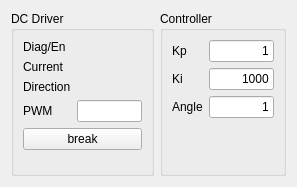
This is ui/StateWidget.ui in ivantaran/myrotator-gui as Qt 5 draws it before an edit. The edited form follows.
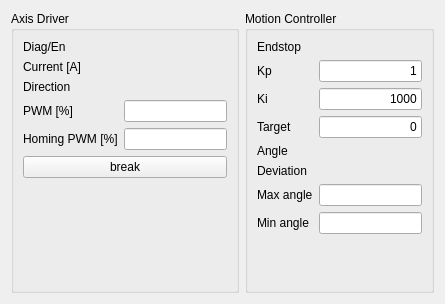
This is the edited form.

What changed in the file:
```diff
--- a/ui/StateWidget.ui
+++ b/ui/StateWidget.ui
@@ -6,8 +6,8 @@
    <rect>
     <x>0</x>
     <y>0</y>
-    <width>297</width>
-    <height>187</height>
+    <width>445</width>
+    <height>304</height>
    </rect>
   </property>
   <property name="windowTitle">
@@ -17,7 +17,7 @@
    <item>
     <widget class="QGroupBox" name="groupBox_2">
      <property name="title">
-      <string>DC Driver</string>
+      <string>Axis Driver</string>
      </property>
      <layout class="QFormLayout" name="formLayout">
       <item row="0" column="0">
@@ -40,7 +40,7 @@
       <item row="1" column="0">
        <widget class="QLabel" name="labelCurrent">
         <property name="text">
-         <string>Current</string>
+         <string>Current [A]</string>
         </property>
        </widget>
       </item>
@@ -71,7 +71,7 @@
       <item row="3" column="0">
        <widget class="QLabel" name="labelPwm">
         <property name="text">
-         <string>PWM</string>
+         <string>PWM [%]</string>
         </property>
        </widget>
       </item>
@@ -88,30 +88,64 @@
         </property>
        </widget>
       </item>
-      <item row="4" column="0" colspan="2">
+      <item row="5" column="0" colspan="2">
        <widget class="QPushButton" name="buttonMotionBrake">
         <property name="text">
          <string>break</string>
         </property>
        </widget>
       </item>
+      <item row="4" column="0">
+       <widget class="QLabel" name="labelHomingPwm">
+        <property name="text">
+         <string>Homing PWM [%]</string>
+        </property>
+       </widget>
+      </item>
+      <item row="4" column="1">
+       <widget class="QLineEdit" name="leHomingPwm">
+        <property name="sizePolicy">
+         <sizepolicy hsizetype="Preferred" vsizetype="Preferred">
+          <horstretch>0</horstretch>
+          <verstretch>0</verstretch>
+         </sizepolicy>
+        </property>
+        <property name="alignment">
+         <set>Qt::AlignRight|Qt::AlignTrailing|Qt::AlignVCenter</set>
+        </property>
+       </widget>
+      </item>
      </layout>
     </widget>
    </item>
    <item>
     <widget class="QGroupBox" name="groupBox_6">
      <property name="title">
-      <string>Controller</string>
+      <string>Motion Controller</string>
      </property>
      <layout class="QFormLayout" name="formLayout_2">
       <item row="0" column="0">
+       <widget class="QLabel" name="labelEndstop">
+        <property name="text">
+         <string>Endstop</string>
+        </property>
+       </widget>
+      </item>
+      <item row="0" column="1">
+       <widget class="QLabel" name="labelEndstopValue">
+        <property name="text">
+         <string/>
+        </property>
+       </widget>
+      </item>
+      <item row="1" column="0">
        <widget class="QLabel" name="labelKp">
         <property name="text">
          <string>Kp</string>
         </property>
        </widget>
       </item>
-      <item row="0" column="1">
+      <item row="1" column="1">
        <widget class="QLineEdit" name="leKp">
         <property name="sizePolicy">
          <sizepolicy hsizetype="Preferred" vsizetype="Preferred">
@@ -130,14 +164,14 @@
         </property>
        </widget>
       </item>
-      <item row="1" column="0">
+      <item row="2" column="0">
        <widget class="QLabel" name="labelKi">
         <property name="text">
          <string>Ki</string>
         </property>
        </widget>
       </item>
-      <item row="1" column="1">
+      <item row="2" column="1">
        <widget class="QLineEdit" name="leKi">
         <property name="sizePolicy">
          <sizepolicy hsizetype="Preferred" vsizetype="Preferred">
@@ -156,15 +190,69 @@
         </property>
        </widget>
       </item>
-      <item row="2" column="0">
-       <widget class="QLabel" name="labelAndgle">
+      <item row="3" column="0">
+       <widget class="QLabel" name="labelTarget">
+        <property name="text">
+         <string>Target</string>
+        </property>
+       </widget>
+      </item>
+      <item row="3" column="1">
+       <widget class="QLineEdit" name="leTarget">
+        <property name="sizePolicy">
+         <sizepolicy hsizetype="Preferred" vsizetype="Preferred">
+          <horstretch>0</horstretch>
+          <verstretch>0</verstretch>
+         </sizepolicy>
+        </property>
+        <property name="text">
+         <string>0</string>
+        </property>
+        <property name="maxLength">
+         <number>8</number>
+        </property>
+        <property name="alignment">
+         <set>Qt::AlignRight|Qt::AlignTrailing|Qt::AlignVCenter</set>
+        </property>
+       </widget>
+      </item>
+      <item row="4" column="0">
+       <widget class="QLabel" name="labelAngle">
         <property name="text">
          <string>Angle</string>
         </property>
        </widget>
       </item>
-      <item row="2" column="1">
-       <widget class="QLineEdit" name="leAngle">
+      <item row="4" column="1">
+       <widget class="QLabel" name="labelAngleValue">
+        <property name="text">
+         <string/>
+        </property>
+       </widget>
+      </item>
+      <item row="5" column="0">
+       <widget class="QLabel" name="labelDeviation">
+        <property name="text">
+         <string>Deviation</string>
+        </property>
+       </widget>
+      </item>
+      <item row="5" column="1">
+       <widget class="QLabel" name="labelDeviationValue">
+        <property name="text">
+         <string/>
+        </property>
+       </widget>
+      </item>
+      <item row="6" column="0">
+       <widget class="QLabel" name="labelAngleMax">
+        <property name="text">
+         <string>Max angle</string>
+        </property>
+       </widget>
+      </item>
+      <item row="6" column="1">
+       <widget class="QLineEdit" name="leAngleMax">
         <property name="sizePolicy">
          <sizepolicy hsizetype="Preferred" vsizetype="Preferred">
           <horstretch>0</horstretch>
@@ -172,7 +260,33 @@
          </sizepolicy>
         </property>
         <property name="text">
-         <string>1</string>
+         <string/>
+        </property>
+        <property name="maxLength">
+         <number>8</number>
+        </property>
+        <property name="alignment">
+         <set>Qt::AlignRight|Qt::AlignTrailing|Qt::AlignVCenter</set>
+        </property>
+       </widget>
+      </item>
+      <item row="7" column="0">
+       <widget class="QLabel" name="labelAngleMin">
+        <property name="text">
+         <string>Min angle</string>
+        </property>
+       </widget>
+      </item>
+      <item row="7" column="1">
+       <widget class="QLineEdit" name="leAngleMin">
+        <property name="sizePolicy">
+         <sizepolicy hsizetype="Preferred" vsizetype="Preferred">
+          <horstretch>0</horstretch>
+          <verstretch>0</verstretch>
+         </sizepolicy>
+        </property>
+        <property name="text">
+         <string/>
         </property>
         <property name="maxLength">
          <number>8</number>
```
